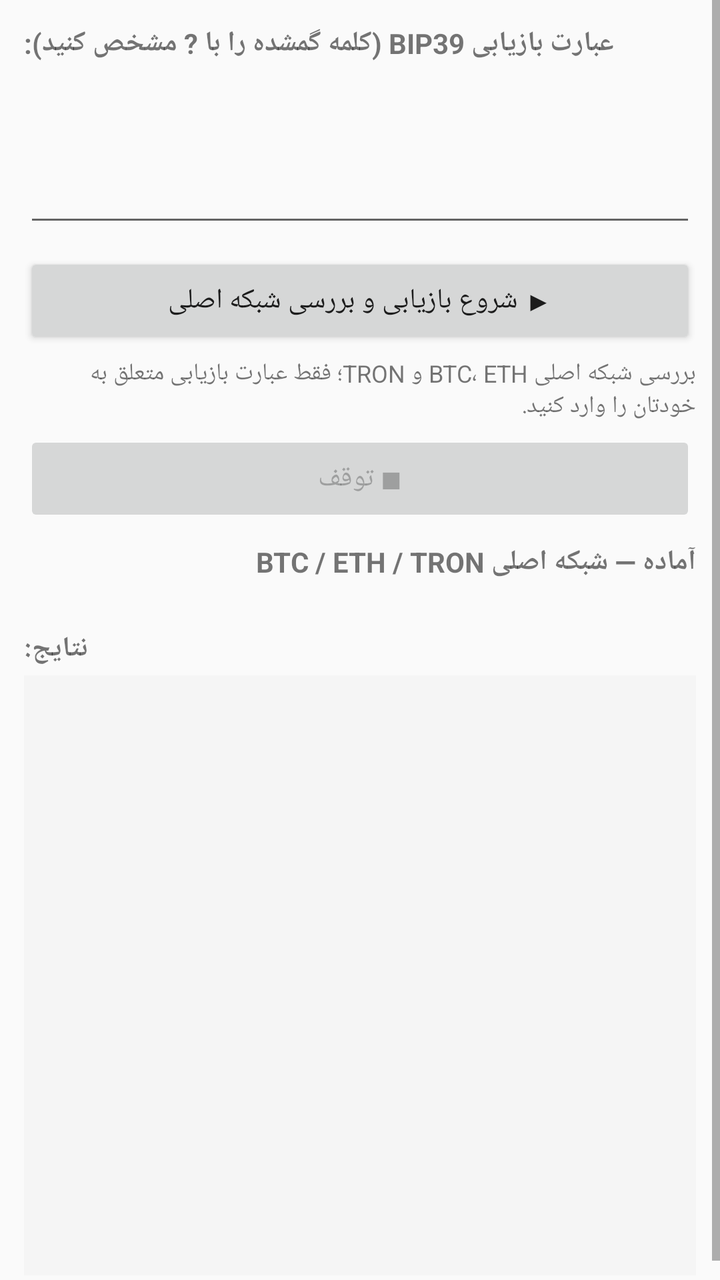
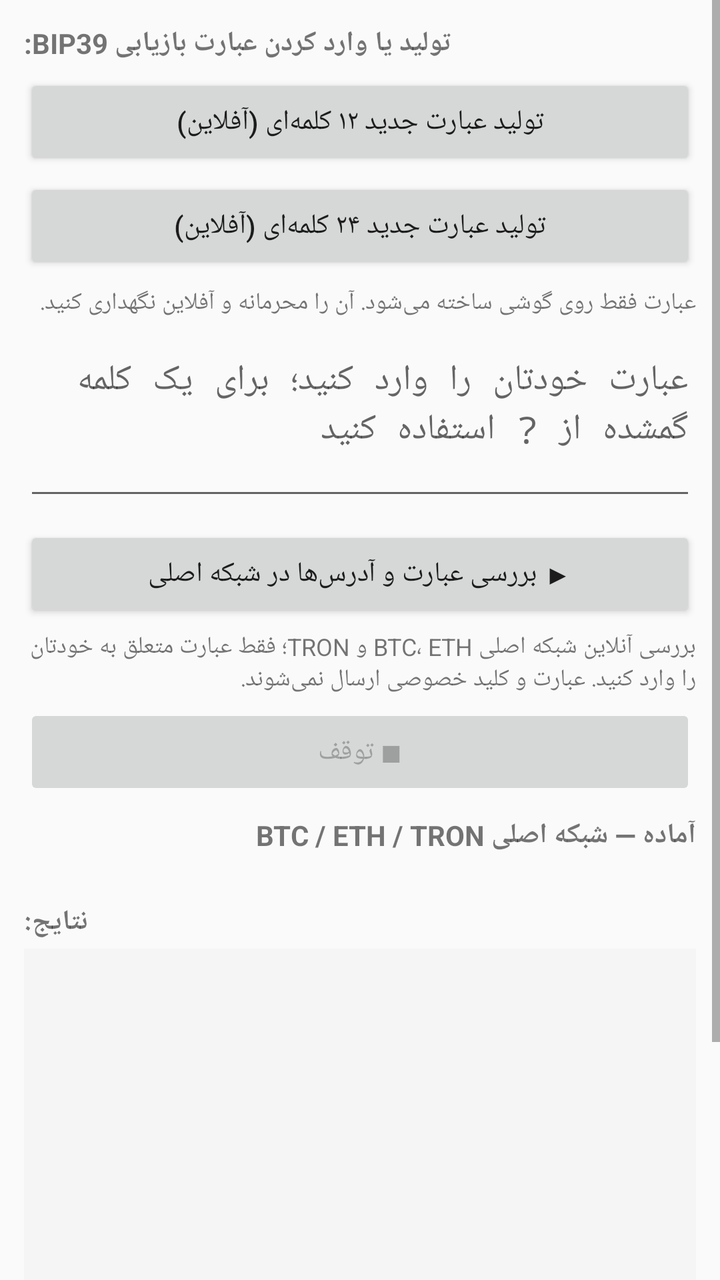

Compare the two renders of this Android layout. The source of the first and the diff that turns it into the second are given below.
<!-- AndroidManifest.xml: application theme Theme.AppCompat.Light.NoActionBar -->
<!-- res/layout/activity_main.xml -->
<?xml version="1.0" encoding="utf-8"?>
<ScrollView xmlns:android="http://schemas.android.com/apk/res/android"
    android:layout_width="match_parent"
    android:layout_height="match_parent"
    android:fillViewport="true">

    <LinearLayout
        android:layout_width="match_parent"
        android:layout_height="wrap_content"
        android:orientation="vertical"
        android:padding="12dp">

        <TextView
            android:layout_width="wrap_content"
            android:layout_height="wrap_content"
            android:text="عبارت بازیابی BIP39 (کلمه گمشده را با ? مشخص کنید):"
            android:textStyle="bold" />

        <EditText
            android:id="@+id/inputText"
            android:layout_width="match_parent"
            android:layout_height="wrap_content"
            android:minLines="3"
            android:gravity="top|start"
            android:fontFamily="monospace"
            android:inputType="textMultiLine|textNoSuggestions"
            android:layout_marginTop="4dp" />

        <Button
            android:id="@+id/startBtn"
            android:layout_width="match_parent"
            android:layout_height="wrap_content"
            android:layout_marginTop="8dp"
            android:text="▶ شروع بازیابی و بررسی شبکه اصلی" />

        <TextView
            android:layout_width="match_parent"
            android:layout_height="wrap_content"
            android:layout_marginTop="4dp"
            android:text="بررسی شبکه اصلی BTC، ETH و TRON؛ فقط عبارت بازیابی متعلق به خودتان را وارد کنید."
            android:textSize="12sp" />

        <Button
            android:id="@+id/stopBtn"
            android:layout_width="match_parent"
            android:layout_height="wrap_content"
            android:text="■ توقف"
            android:enabled="false"
            android:layout_marginTop="4dp" />

        <TextView
            android:id="@+id/statusText"
            android:layout_width="match_parent"
            android:layout_height="wrap_content"
            android:text="آماده — شبکه اصلی BTC / ETH / TRON"
            android:paddingTop="8dp"
            android:textStyle="bold" />

        <TextView
            android:id="@+id/speedText"
            android:layout_width="match_parent"
            android:layout_height="wrap_content"
            android:text=" "
            android:textSize="12sp"
            android:textColor="#666" />

        <TextView
            android:layout_width="wrap_content"
            android:layout_height="wrap_content"
            android:text="نتایج:"
            android:textStyle="bold"
            android:layout_marginTop="8dp" />

        <ScrollView
            android:id="@+id/outputScroll"
            android:layout_width="match_parent"
            android:layout_height="300dp"
            android:layout_marginTop="4dp"
            android:background="#F5F5F5"
            android:padding="8dp">

            <TextView
                android:id="@+id/outputText"
                android:layout_width="match_parent"
                android:layout_height="wrap_content"
                android:fontFamily="monospace"
                android:textIsSelectable="true"
                android:textSize="13sp" />
        </ScrollView>
    </LinearLayout>
</ScrollView>
<!-- resources referenced by this layout -->
<resources>

</resources>

<!-- the commit's change to res/layout/activity_main.xml (unified diff, before → after) -->
@@ -13,8 +13,29 @@
         <TextView
             android:layout_width="wrap_content"
             android:layout_height="wrap_content"
-            android:text="عبارت بازیابی BIP39 (کلمه گمشده را با ? مشخص کنید):"
+            android:text="تولید یا وارد کردن عبارت بازیابی BIP39:"
             android:textStyle="bold" />
+
+        <Button
+            android:id="@+id/generate12Btn"
+            android:layout_width="match_parent"
+            android:layout_height="wrap_content"
+            android:layout_marginTop="6dp"
+            android:text="تولید عبارت جدید ۱۲ کلمه‌ای (آفلاین)" />
+
+        <Button
+            android:id="@+id/generate24Btn"
+            android:layout_width="match_parent"
+            android:layout_height="wrap_content"
+            android:layout_marginTop="4dp"
+            android:text="تولید عبارت جدید ۲۴ کلمه‌ای (آفلاین)" />
+
+        <TextView
+            android:layout_width="match_parent"
+            android:layout_height="wrap_content"
+            android:layout_marginTop="6dp"
+            android:text="عبارت فقط روی گوشی ساخته می‌شود. آن را محرمانه و آفلاین نگهداری کنید."
+            android:textSize="12sp" />
 
         <EditText
             android:id="@+id/inputText"
@@ -24,20 +45,21 @@
             android:gravity="top|start"
             android:fontFamily="monospace"
             android:inputType="textMultiLine|textNoSuggestions"
-            android:layout_marginTop="4dp" />
+            android:layout_marginTop="8dp"
+            android:hint="عبارت خودتان را وارد کنید؛ برای یک کلمه گمشده از ? استفاده کنید" />
 
         <Button
             android:id="@+id/startBtn"
             android:layout_width="match_parent"
             android:layout_height="wrap_content"
             android:layout_marginTop="8dp"
-            android:text="▶ شروع بازیابی و بررسی شبکه اصلی" />
+            android:text="▶ بررسی عبارت و آدرس‌ها در شبکه اصلی" />
 
         <TextView
             android:layout_width="match_parent"
             android:layout_height="wrap_content"
             android:layout_marginTop="4dp"
-            android:text="بررسی شبکه اصلی BTC، ETH و TRON؛ فقط عبارت بازیابی متعلق به خودتان را وارد کنید."
+            android:text="بررسی آنلاین شبکه اصلی BTC، ETH و TRON؛ فقط عبارت متعلق به خودتان را وارد کنید. عبارت و کلید خصوصی ارسال نمی‌شوند."
             android:textSize="12sp" />
 
         <Button
